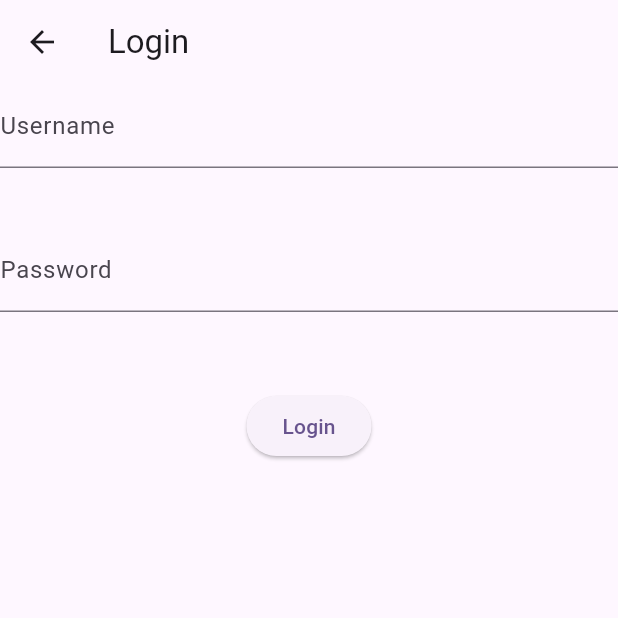
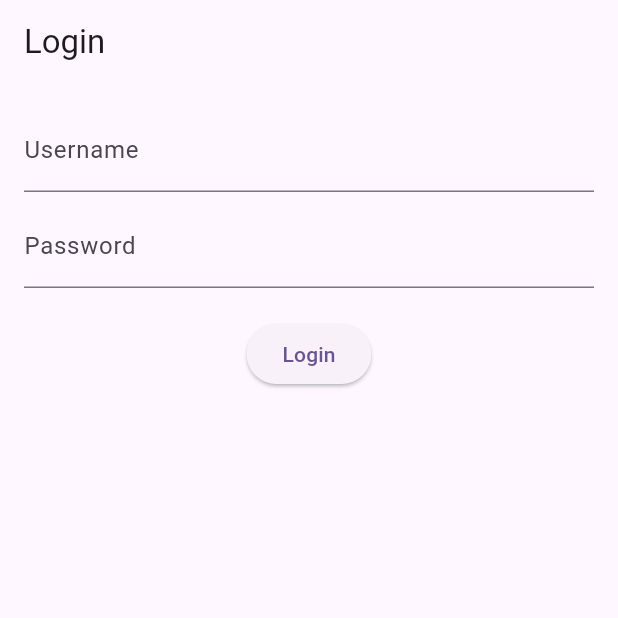
Before and after one commit to BrunoLeonardoRamosRibeiro/modular_project, a Flutter app: the LoginScreen screen opened directly, on a phone screen of 412 x 824 dp, the top half of it. Run offline on Flutter 3.47's test engine with Material 3 defaults, Android fonts, the phone set to English and light mode, and no system bars; our stand-ins replace connectivity_plus, dartz, dio, equatable, flutter_bloc, get_it and 4 more; accounts and stored records are empty; generated files the repository leaves out were written again.

Commit message:
Button press

```diff
--- a/features/auth/login/lib/presentation/login_screen.dart
+++ b/features/auth/login/lib/presentation/login_screen.dart
@@ -27,9 +27,9 @@ class _LoginScreenState extends State<LoginScreen> {
         create: (context) => LoginBloc(loginUsecase),
         child: BlocBuilder<LoginBloc, LoginState>(
           builder: (context, state) {
-            return SingleChildScrollView(
+            return Padding(
+              padding: const EdgeInsetsGeometry.all(16),
               child: Column(
-                spacing: 16,
                 children: [
                   TextField(
                     controller: usernameController,
```
Also changed, not shown: lib/main.dart (+2 -16 lines), pubspec.lock.
